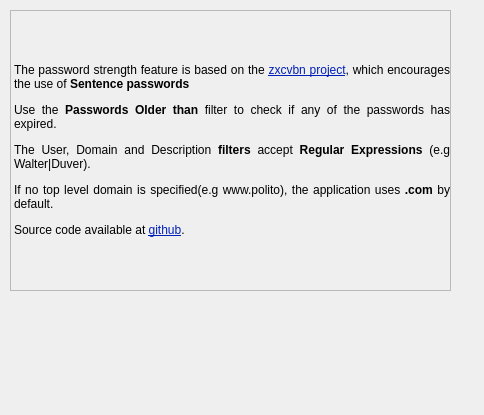
waltergallegog/SEcubeWallet, file scr/helpwindow.ui: the form before one commit.
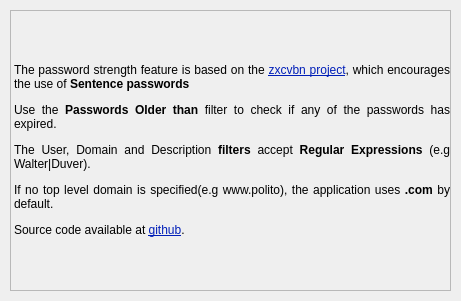
The form after the commit.

Patch:
```diff
--- a/scr/helpwindow.ui
+++ b/scr/helpwindow.ui
@@ -6,8 +6,8 @@
    <rect>
     <x>0</x>
     <y>0</y>
-    <width>484</width>
-    <height>415</height>
+    <width>461</width>
+    <height>301</height>
    </rect>
   </property>
   <property name="windowTitle">
```
